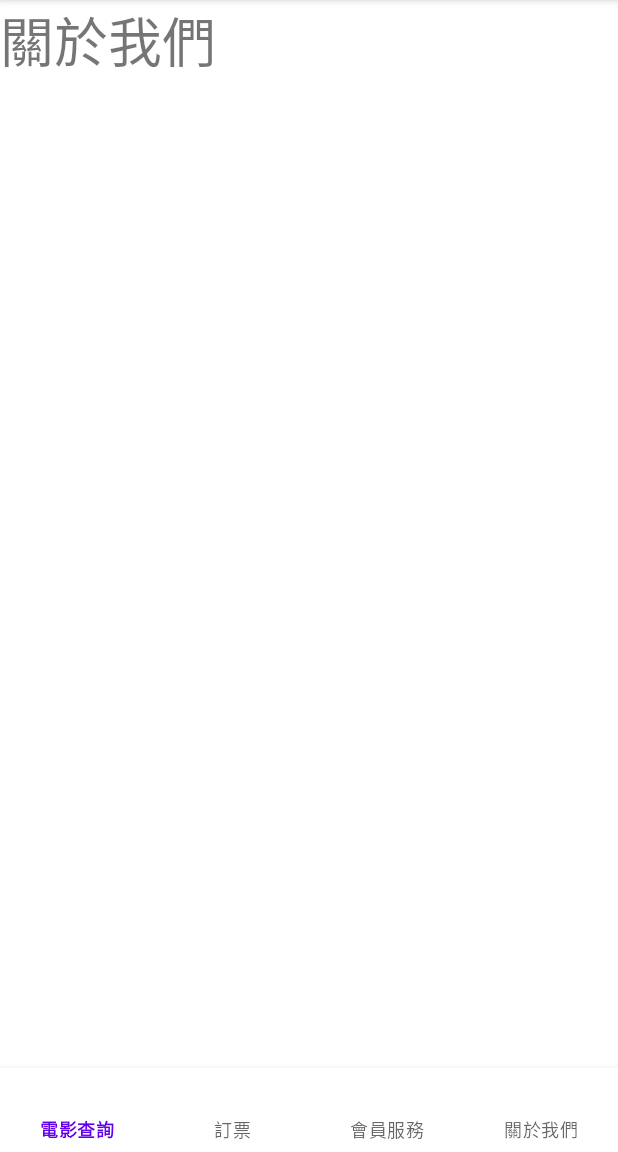
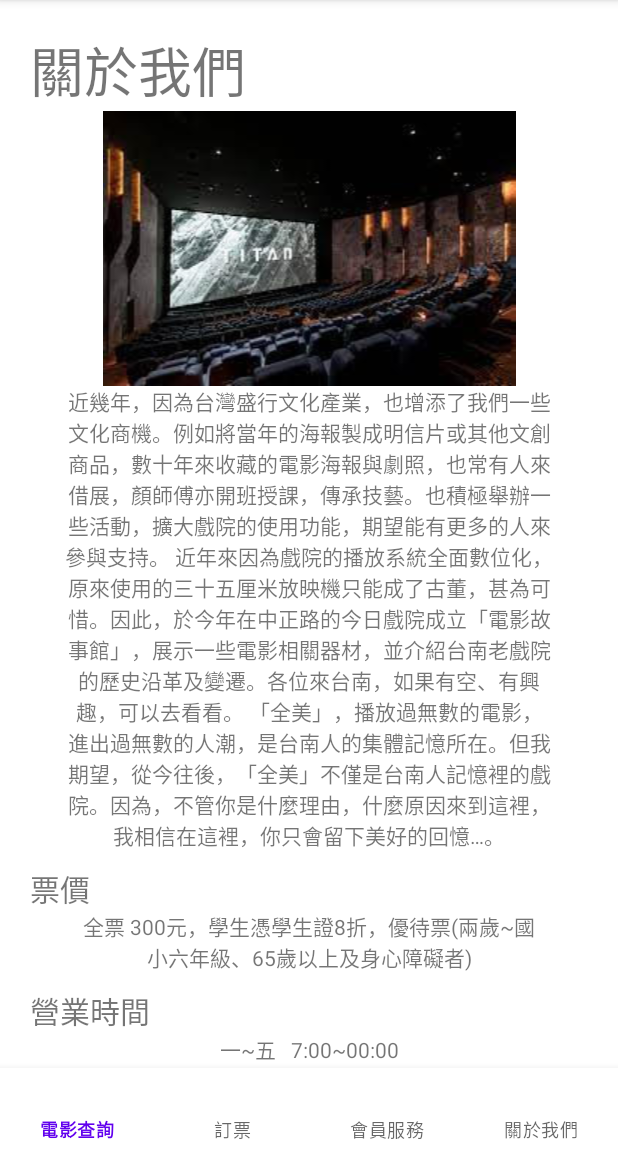
Before and after one commit to Zzl85199/mobile_app_final_project, an Android app: the About_us screen opened through its navigation route, on a phone screen of 412 x 824 dp, the part 84-1236 px from its top. Run offline under Robolectric (Android 15) with nearby library versions, the phone set to English and light mode, and no system bars.

Commit message:
0521 update:about us member service

```diff
--- a/app/build.gradle
+++ b/app/build.gradle
@@ -33,6 +33,8 @@ dependencies {
     implementation 'androidx.appcompat:appcompat:1.6.1'
     implementation 'com.google.android.material:material:1.9.0'
     implementation 'androidx.constraintlayout:constraintlayout:2.1.4'
+    implementation 'androidx.legacy:legacy-support-v4:1.0.0'
+    implementation 'com.google.android.gms:play-services-maps:18.1.0'
     testImplementation 'junit:junit:4.13.2'
     androidTestImplementation 'androidx.test.ext:junit:1.1.5'
     androidTestImplementation 'androidx.test.espresso:espresso-core:3.5.1'
--- a/app/src/main/java/com/example/mobile_app_final_project/About_us.java
+++ b/app/src/main/java/com/example/mobile_app_final_project/About_us.java
@@ -1,5 +1,7 @@
 package com.example.mobile_app_final_project;
 
+import android.content.Intent;
+import android.net.Uri;
 import android.os.Bundle;
 
 import androidx.fragment.app.Fragment;
@@ -61,4 +63,10 @@ public class About_us extends Fragment {
         // Inflate the layout for this fragment
         return inflater.inflate(R.layout.fragment_about_us, container, false);
     }
+    public void search(View view){
+        Uri gmmIntentUri = Uri.parse("geo:0,0?q=台灣桃園市龜山區文化一路259號長庚大學"); //fill in
+        Intent mapIntent = new Intent(Intent.ACTION_VIEW, gmmIntentUri);
+        mapIntent.setPackage("com.google.android.apps.maps");
+        startActivity(mapIntent);
+    }
 }
--- a/app/src/main/java/com/example/mobile_app_final_project/MainActivity.java
+++ b/app/src/main/java/com/example/mobile_app_final_project/MainActivity.java
@@ -55,7 +55,7 @@ public class MainActivity extends AppCompatActivity implements NavigationBarView
                 transaction.commit();
                 break;
             case R.id.nav_bar_service:
-                transaction.replace(R.id.nav_host_fragment, member_service);
+                transaction.replace(R.id.nav_host_fragment, login);
                 transaction.commit();
                 break;
             case R.id.nav_bar_aboutUS:
--- a/app/src/main/java/com/example/mobile_app_final_project/Member_service.java
+++ b/app/src/main/java/com/example/mobile_app_final_project/Member_service.java
@@ -1,5 +1,7 @@
 package com.example.mobile_app_final_project;
 
+import android.content.Context;
+import android.content.SharedPreferences;
 import android.database.Cursor;
 import android.database.sqlite.SQLiteDatabase;
 import android.os.Bundle;
@@ -19,7 +21,7 @@ import android.widget.TextView;
 public class Member_service extends Fragment {
     private TextView welcomeTextView;
     private DatabaseHelper databaseHelper;
-
+    private boolean isLoggedIn;
 
     public Member_service() {
         // Required empty public constructor
@@ -81,4 +83,5 @@ public class Member_service extends Fragment {
 
         return userName;
     }
+
 }
--- a/app/src/main/res/layout/fragment_about_us.xml
+++ b/app/src/main/res/layout/fragment_about_us.xml
@@ -1,15 +1,109 @@
 <?xml version="1.0" encoding="utf-8"?>
 <FrameLayout xmlns:android="http://schemas.android.com/apk/res/android"
+    xmlns:app="http://schemas.android.com/apk/res-auto"
     xmlns:tools="http://schemas.android.com/tools"
     android:layout_width="match_parent"
     android:layout_height="match_parent"
     tools:context=".About_us">
 
     <!-- TODO: Update blank fragment layout -->
-    <TextView
+    <androidx.core.widget.NestedScrollView
         android:layout_width="match_parent"
         android:layout_height="match_parent"
-        android:text="關於我們"
-        android:textSize="36sp" />
+        android:fillViewport="true">
+
+        <LinearLayout
+            android:layout_width="match_parent"
+            android:layout_height="wrap_content"
+            android:orientation="vertical">
+
+            <TextView
+                android:layout_width="match_parent"
+                android:layout_height="wrap_content"
+                android:paddingStart="20dp"
+                android:paddingTop="20dp"
+                android:text="關於我們"
+                android:textSize="36sp" />
+
+            <ImageView
+                android:id="@+id/imageView"
+                android:layout_width="match_parent"
+                android:layout_height="wrap_content"
+                android:src="@drawable/unnamed" />
+
+            <TextView
+                android:id="@+id/textView8"
+                android:layout_width="match_parent"
+                android:layout_height="wrap_content"
+                android:layout_marginLeft="40dp"
+                android:layout_marginRight="40dp"
+                android:gravity="center_horizontal"
+                android:text="近幾年，因為台灣盛行文化產業，也增添了我們一些文化商機。例如將當年的海報製成明信片或其他文創商品，數十年來收藏的電影海報與劇照，也常有人來借展，顏師傅亦開班授課，傳承技藝。也積極舉辦一些活動，擴大戲院的使用功能，期望能有更多的人來參與支持。 近年來因為戲院的播放系統全面數位化，原來使用的三十五厘米放映機只能成了古董，甚為可惜。因此，於今年在中正路的今日戲院成立「電影故事館」，展示一些電影相關器材，並介紹台南老戲院的歷史沿革及變遷。各位來台南，如果有空、有興趣，可以去看看。 「全美」，播放過無數的電影，進出過無數的人潮，是台南人的集體記憶所在。但我期望，從今往後，「全美」不僅是台南人記憶裡的戲院。因為，不管你是什麼理由，什麼原因來到這裡，我相信在這裡，你只會留下美好的回憶…。" />
+
+            <TextView
+                android:id="@+id/textView10"
+                android:layout_width="match_parent"
+                android:layout_height="wrap_content"
+                android:paddingStart="20dp"
+                android:paddingTop="10dp"
+                android:text="票價"
+                android:textSize="20sp" />
+
+            <TextView
+                android:id="@+id/textView11"
+                android:layout_width="match_parent"
+                android:layout_height="wrap_content"
+                android:layout_marginLeft="50dp"
+                android:layout_marginRight="50dp"
+                android:gravity="center_horizontal"
+                android:text="全票 300元，學生憑學生證8折，優待票(兩歲~國小六年級、65歲以上及身心障礙者)" />
+
+            <TextView
+                android:id="@+id/textView14"
+                android:layout_width="match_parent"
+                android:layout_height="wrap_content"
+                android:paddingStart="20dp"
+                android:paddingTop="10dp"
+                android:text="營業時間"
+                android:textSize="20sp" />
+
+            <TextView
+                android:id="@+id/textView15"
+                android:layout_width="match_parent"
+                android:layout_height="wrap_content"
+                android:layout_marginLeft="50dp"
+                android:layout_marginRight="50dp"
+                android:gravity="center_horizontal"
+                android:text="一~五   7:00~00:00" />
+
+            <TextView
+                android:id="@+id/textView16"
+                android:layout_width="match_parent"
+                android:layout_height="wrap_content"
+                android:layout_marginLeft="50dp"
+                android:layout_marginRight="50dp"
+                android:gravity="center_horizontal"
+                android:text="六~日   6:30~00:00" />
+
+            <TextView
+                android:id="@+id/textView17"
+                android:layout_width="match_parent"
+                android:layout_height="wrap_content"
+                android:paddingStart="20dp"
+                android:paddingTop="10dp"
+                android:text="地點"
+                android:textSize="20sp" />
+
+            <TextView
+                android:id="@+id/textView18"
+                android:layout_width="match_parent"
+                android:layout_height="wrap_content"
+                android:layout_marginLeft="50dp"
+                android:layout_marginRight="50dp"
+                android:gravity="center_horizontal"
+                android:text="桃園市龜山區文化一路259號" />
+
+        </LinearLayout>
+    </androidx.core.widget.NestedScrollView>
 
 </FrameLayout>
```
Also changed, not shown: app/src/main/res/drawable/unnamed.jpg (added).
